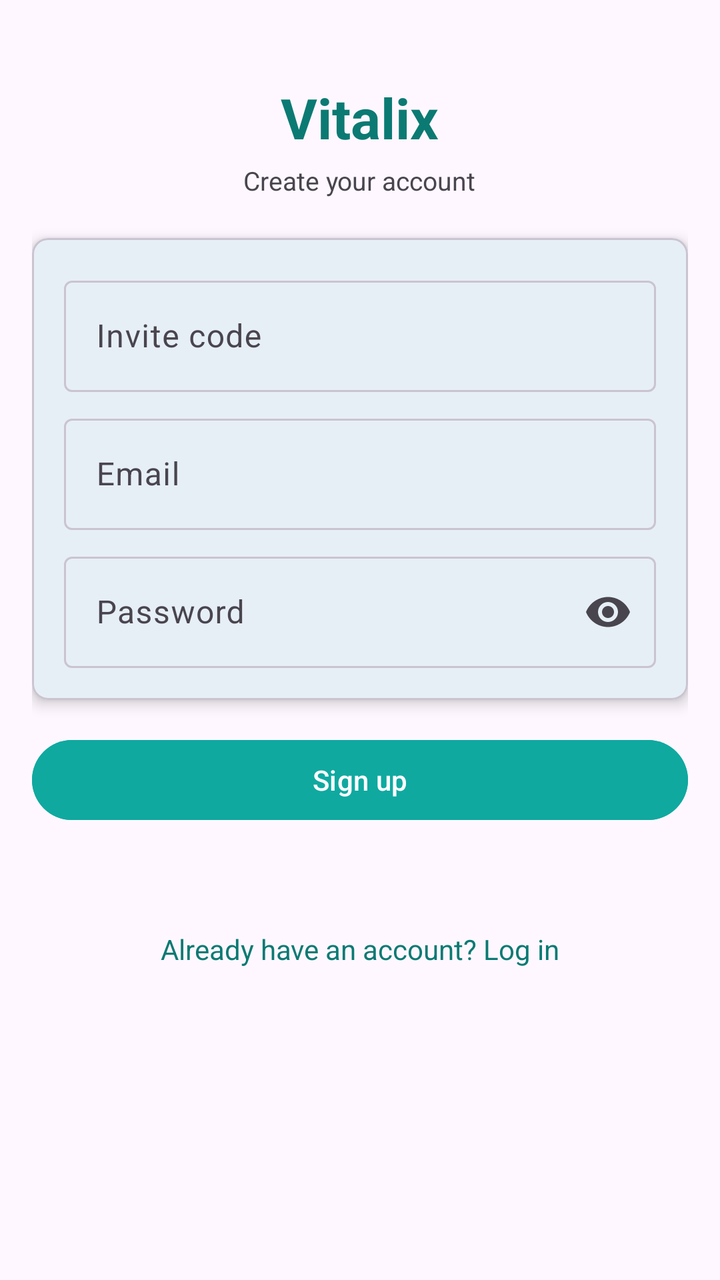
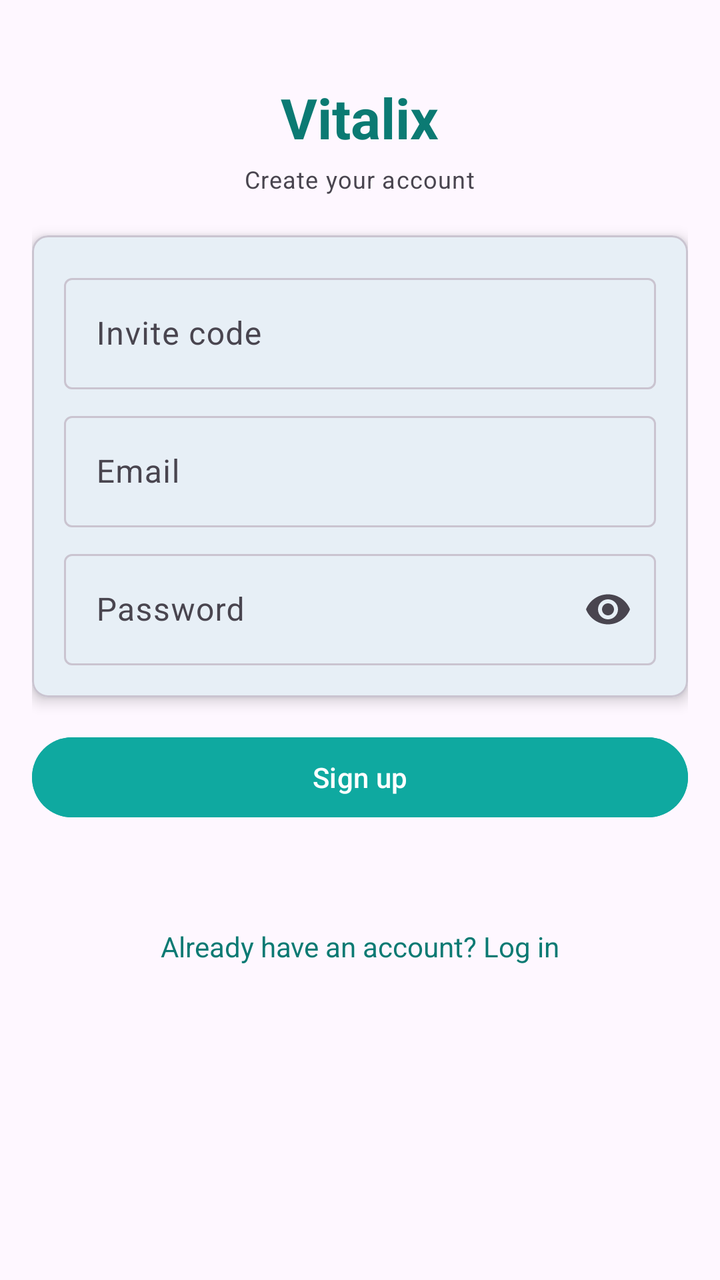

Compare the two renders of this Android layout. The source of the first and the diff that turns it into the second are given below.
<!-- AndroidManifest.xml: activity theme Theme.Vitalix -->
<!-- res/layout/activity_signup.xml -->
<?xml version="1.0" encoding="utf-8"?>
<ScrollView xmlns:android="http://schemas.android.com/apk/res/android"
    xmlns:app="http://schemas.android.com/apk/res-auto"
    android:layout_width="match_parent"
    android:layout_height="match_parent"
    android:padding="16dp">

    <LinearLayout
        android:layout_width="match_parent"
        android:layout_height="wrap_content"
        android:orientation="vertical">

        <TextView
            android:layout_width="wrap_content"
            android:layout_height="wrap_content"
            android:layout_gravity="center_horizontal"
            android:layout_marginTop="24dp"
            android:layout_marginBottom="4dp"
            android:text="Vitalix"
            android:textColor="@color/vital_teal_text"
            android:textSize="28sp"
            android:textStyle="bold" />

        <TextView
            android:layout_width="wrap_content"
            android:layout_height="wrap_content"
            android:layout_gravity="center_horizontal"
            android:layout_marginBottom="20dp"
            android:text="Create your account"
            android:textSize="13sp" />

        <com.google.android.material.card.MaterialCardView
            android:layout_width="match_parent"
            android:layout_height="wrap_content"
            android:layout_marginBottom="16dp"
            app:cardCornerRadius="8dp"
            app:cardElevation="4dp">

            <LinearLayout
                android:layout_width="match_parent"
                android:layout_height="wrap_content"
                android:orientation="vertical"
                android:padding="16dp">

                <com.google.android.material.textfield.TextInputLayout
                    style="@style/Widget.Material3.TextInputLayout.OutlinedBox"
                    android:layout_width="match_parent"
                    android:layout_height="wrap_content"
                    android:layout_marginBottom="8dp"
                    android:hint="Invite code">

                    <com.google.android.material.textfield.TextInputEditText
                        android:id="@+id/editInviteCode"
                        android:layout_width="match_parent"
                        android:layout_height="wrap_content"
                        android:inputType="text" />
                </com.google.android.material.textfield.TextInputLayout>

                <com.google.android.material.textfield.TextInputLayout
                    style="@style/Widget.Material3.TextInputLayout.OutlinedBox"
                    android:layout_width="match_parent"
                    android:layout_height="wrap_content"
                    android:layout_marginBottom="8dp"
                    android:hint="Email">

                    <com.google.android.material.textfield.TextInputEditText
                        android:id="@+id/editEmail"
                        android:layout_width="match_parent"
                        android:layout_height="wrap_content"
                        android:inputType="textEmailAddress" />
                </com.google.android.material.textfield.TextInputLayout>

                <com.google.android.material.textfield.TextInputLayout
                    style="@style/Widget.Material3.TextInputLayout.OutlinedBox"
                    android:layout_width="match_parent"
                    android:layout_height="wrap_content"
                    android:hint="Password"
                    app:endIconMode="password_toggle">

                    <com.google.android.material.textfield.TextInputEditText
                        android:id="@+id/editPassword"
                        android:layout_width="match_parent"
                        android:layout_height="wrap_content"
                        android:inputType="textPassword" />
                </com.google.android.material.textfield.TextInputLayout>

            </LinearLayout>
        </com.google.android.material.card.MaterialCardView>

        <Button
            android:id="@+id/btnSignup"
            android:layout_width="match_parent"
            android:layout_height="wrap_content"
            android:layout_marginBottom="8dp"
            android:backgroundTint="@color/vital_teal"
            android:text="Sign up"
            android:textColor="@color/white" />

        <com.google.android.material.progressindicator.CircularProgressIndicator
            android:id="@+id/progressSignup"
            android:layout_width="wrap_content"
            android:layout_height="wrap_content"
            android:layout_gravity="center_horizontal"
            android:layout_marginTop="8dp"
            android:indeterminate="true"
            android:visibility="gone" />

        <TextView
            android:id="@+id/txtStatus"
            android:layout_width="match_parent"
            android:layout_height="wrap_content"
            android:layout_marginTop="8dp"
            android:layout_marginBottom="16dp"
            android:textAlignment="center"
            android:textColor="@color/error_red" />

        <TextView
            android:id="@+id/linkLogin"
            android:layout_width="match_parent"
            android:layout_height="wrap_content"
            android:text="Already have an account? Log in"
            android:textAlignment="center"
            android:textColor="@color/vital_teal_text" />

    </LinearLayout>
</ScrollView>
<!-- resources referenced by this layout -->
<resources>
  <color name="error_red">#B91C1C</color>
  <color name="vital_teal">#0FA9A0</color>
  <color name="vital_teal_text">#0B7A73</color>
  <color name="white">#FFFFFFFF</color>
  <style name="Theme.Vitalix" parent="Base.Theme.Vitalix" />
  <style name="Base.Theme.Vitalix" parent="Theme.Material3.DayNight.NoActionBar">
          <item name="colorPrimary">@color/vital_teal</item>
          <item name="colorOnPrimary">@color/white</item>
          <item name="colorSecondary">@color/pulse_green</item>
          <item name="colorOnSecondary">@color/black</item>
          <item name="android:colorBackground">@color/bg_app</item>
          <item name="colorSurface">@color/bg_surface</item>
          <item name="colorOnBackground">@color/text_primary</item>
          <item name="colorOnSurface">@color/text_primary</item>
          <item name="colorOnSurfaceVariant">@color/text_secondary</item>
          <item name="colorOutline">@color/outline_subtle</item>
          <item name="colorOutlineVariant">@color/outline_subtle</item>
      </style>
  <color name="pulse_green">#34D399</color>
  <color name="black">#FF000000</color>
  <color name="bg_app">#FFFEF7FF</color>
  <color name="bg_surface">#FFFEF7FF</color>
  <color name="text_primary">#FF1D1B20</color>
  <color name="text_secondary">#FF49454F</color>
  <color name="outline_subtle">#FFCAC4D0</color>
</resources>

<!-- the commit's change to res/layout/activity_signup.xml (unified diff, before → after) -->
@@ -3,7 +3,7 @@
     xmlns:app="http://schemas.android.com/apk/res-auto"
     android:layout_width="match_parent"
     android:layout_height="match_parent"
-    android:padding="16dp">
+    android:padding="@dimen/space_16">
 
     <LinearLayout
         android:layout_width="match_parent"
@@ -14,8 +14,8 @@
             android:layout_width="wrap_content"
             android:layout_height="wrap_content"
             android:layout_gravity="center_horizontal"
-            android:layout_marginTop="24dp"
-            android:layout_marginBottom="4dp"
+            android:layout_marginTop="@dimen/space_24"
+            android:layout_marginBottom="@dimen/space_4"
             android:text="Vitalix"
             android:textColor="@color/vital_teal_text"
             android:textSize="28sp"
@@ -27,12 +27,12 @@
             android:layout_gravity="center_horizontal"
             android:layout_marginBottom="20dp"
             android:text="Create your account"
-            android:textSize="13sp" />
+            android:textAppearance="@style/Vitalix.Caption" />
 
         <com.google.android.material.card.MaterialCardView
             android:layout_width="match_parent"
             android:layout_height="wrap_content"
-            android:layout_marginBottom="16dp"
+            android:layout_marginBottom="@dimen/space_16"
             app:cardCornerRadius="8dp"
             app:cardElevation="4dp">
 
@@ -40,13 +40,13 @@
                 android:layout_width="match_parent"
                 android:layout_height="wrap_content"
                 android:orientation="vertical"
-                android:padding="16dp">
+                android:padding="@dimen/space_16">
 
                 <com.google.android.material.textfield.TextInputLayout
                     style="@style/Widget.Material3.TextInputLayout.OutlinedBox"
                     android:layout_width="match_parent"
                     android:layout_height="wrap_content"
-                    android:layout_marginBottom="8dp"
+                    android:layout_marginBottom="@dimen/space_8"
                     android:hint="Invite code">
 
                     <com.google.android.material.textfield.TextInputEditText
@@ -60,7 +60,7 @@
                     style="@style/Widget.Material3.TextInputLayout.OutlinedBox"
                     android:layout_width="match_parent"
                     android:layout_height="wrap_content"
-                    android:layout_marginBottom="8dp"
+                    android:layout_marginBottom="@dimen/space_8"
                     android:hint="Email">
 
                     <com.google.android.material.textfield.TextInputEditText
@@ -91,7 +91,7 @@
             android:id="@+id/btnSignup"
             android:layout_width="match_parent"
             android:layout_height="wrap_content"
-            android:layout_marginBottom="8dp"
+            android:layout_marginBottom="@dimen/space_8"
             android:backgroundTint="@color/vital_teal"
             android:text="Sign up"
             android:textColor="@color/white" />
@@ -101,7 +101,7 @@
             android:layout_width="wrap_content"
             android:layout_height="wrap_content"
             android:layout_gravity="center_horizontal"
-            android:layout_marginTop="8dp"
+            android:layout_marginTop="@dimen/space_8"
             android:indeterminate="true"
             android:visibility="gone" />
 
@@ -109,8 +109,8 @@
             android:id="@+id/txtStatus"
             android:layout_width="match_parent"
             android:layout_height="wrap_content"
-            android:layout_marginTop="8dp"
-            android:layout_marginBottom="16dp"
+            android:layout_marginTop="@dimen/space_8"
+            android:layout_marginBottom="@dimen/space_16"
             android:textAlignment="center"
             android:textColor="@color/error_red" />
 
<!-- resource entries referenced after the edit -->
@@ -4,6 +4,13 @@
   <color name="vital_teal">#0FA9A0</color>
   <color name="vital_teal_text">#0B7A73</color>
   <color name="white">#FFFFFFFF</color>
+  <dimen name="space_16">16dp</dimen>
+  <dimen name="space_24">24dp</dimen>
+  <dimen name="space_4">4dp</dimen>
+  <dimen name="space_8">8dp</dimen>
+  <style name="Vitalix.Caption" parent="TextAppearance.Material3.BodySmall">
+          <item name="android:textSize">12sp</item>
+      </style>
   <style name="Theme.Vitalix" parent="Base.Theme.Vitalix" />
   <style name="Base.Theme.Vitalix" parent="Theme.Material3.DayNight.NoActionBar">
           <item name="colorPrimary">@color/vital_teal</item>
